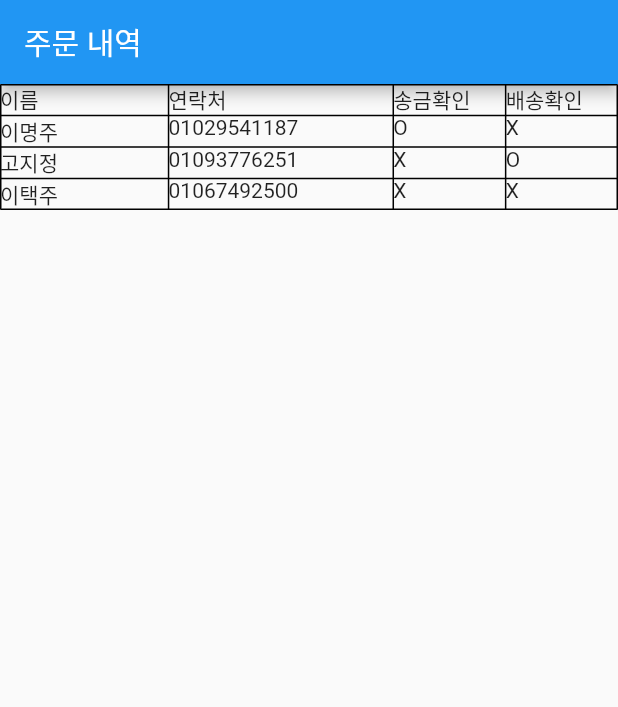
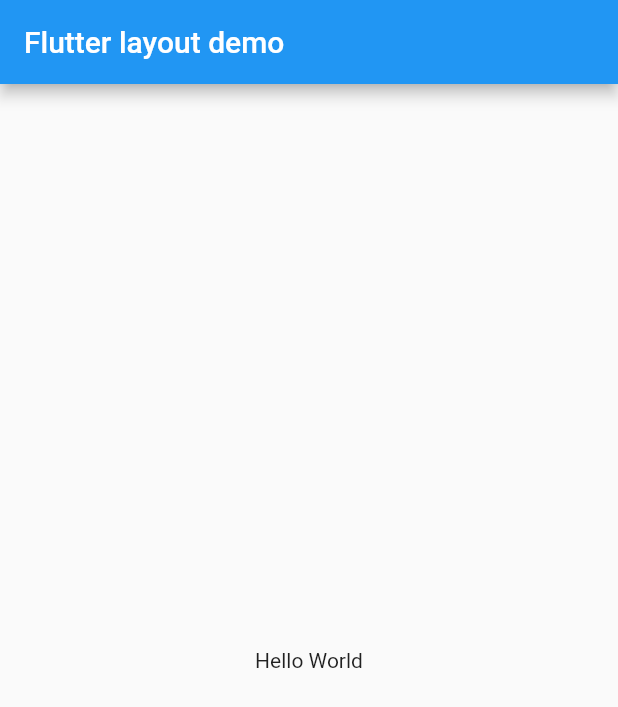
Before and after one commit to steadev/order-management, a Flutter app: the screen it shows after launch, on a phone screen of 412 x 824 dp. Shown: the top 707 px of the screen. Run offline on Flutter 3.47's test engine with Material 2 defaults, Android fonts, the phone set to English and light mode, and no system bars.

Commit message:
flutter layout tutorial base

```diff
--- a/lib/main.dart
+++ b/lib/main.dart
@@ -8,30 +8,15 @@
   @override
   Widget build(BuildContext context) {
     return MaterialApp(
-      title: '주문 내역',
+      title: 'Flutter layout demo',
       home: Scaffold(
         appBar: AppBar(
-          title: const Text('주문 내역'),
+          title: const Text('Flutter layout demo'),
         ),
-        body: Table(
-          border: TableBorder.all(),
-          columnWidths: const {
-            0: FlexColumnWidth(1.5),
-            1: FlexColumnWidth(2),
-            2: FlexColumnWidth(1),
-            3: FlexColumnWidth(1),
-          },
-          children: [
-            buildRow(['이름', '연락처', '송금확인', '배송확인']),
-            buildRow(['이명주', '01029541187', 'O', 'X']),
-            buildRow(['고지정', '01093776251', 'X', 'O']),
-            buildRow(['이택주', '01067492500', 'X', 'X'])
-          ],
+        body: const Center(
+          child: Text('Hello World'),
         ),
       ),
     );
   }
-
-  TableRow buildRow(List<String> cells) =>
-      TableRow(children: cells.map((cell) => Text(cell)).toList());
 }
```
